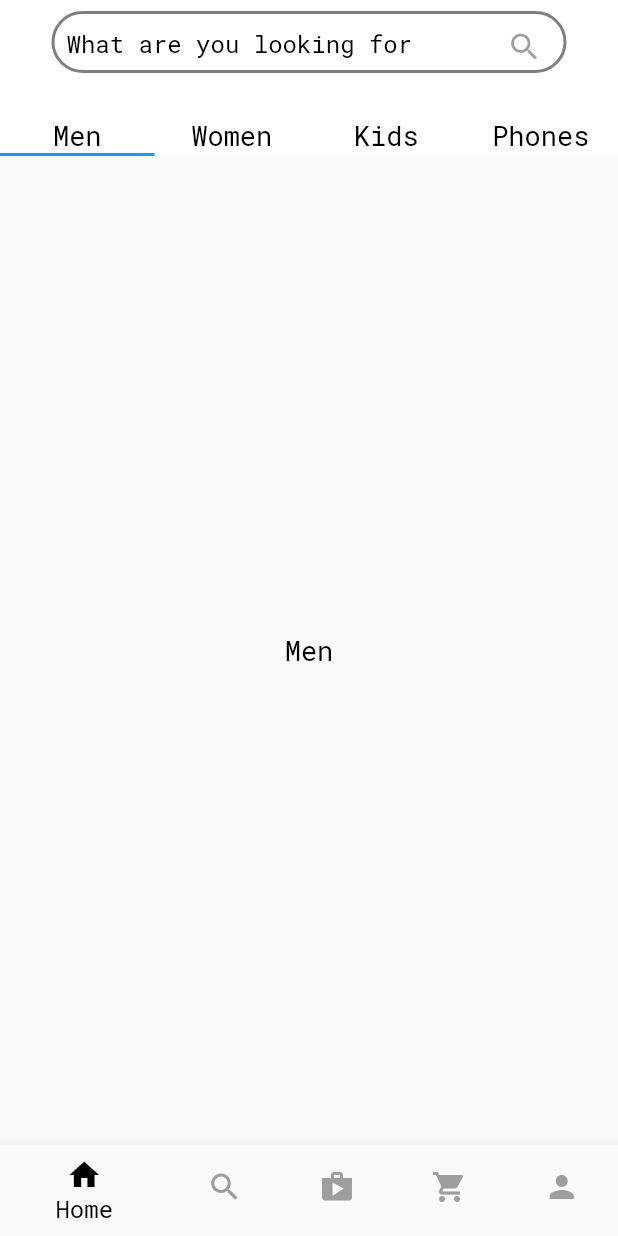
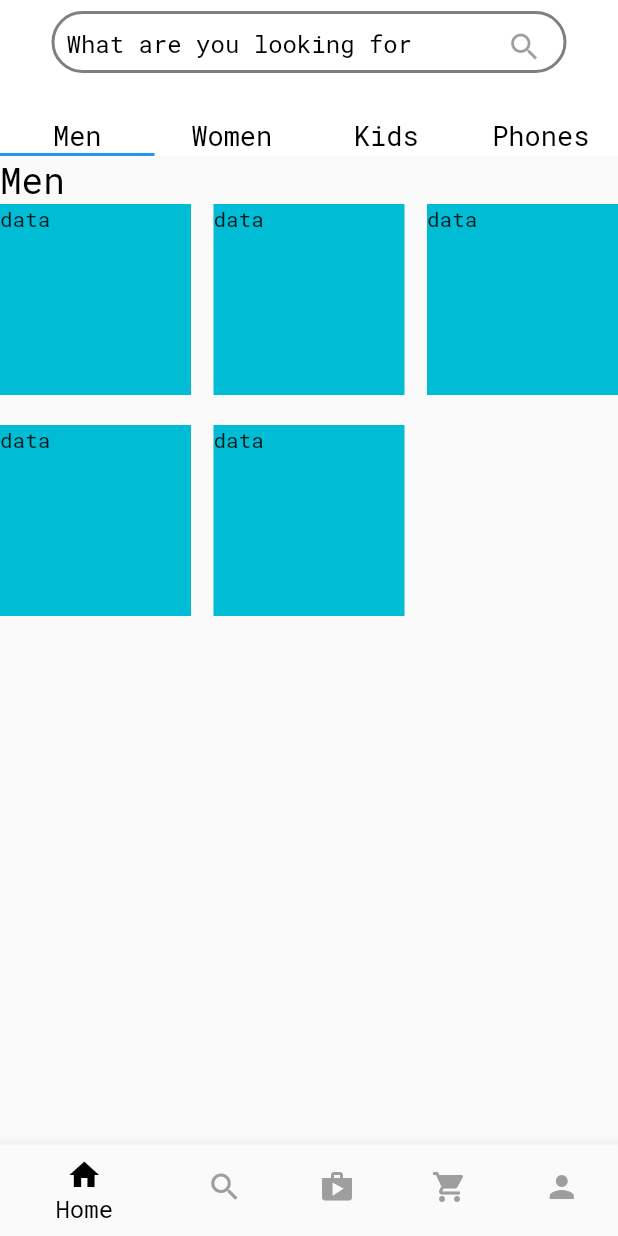
Before and after one commit to Zaeem104158/multi_vendor_firebase_project, a Flutter app: the CustomerBottomWidgetScreen screen opened directly, on a phone screen of 412 x 824 dp. Run offline on Flutter 3.47's test engine with Material 2 defaults, Android fonts, the phone set to English and light mode, and no system bars; our stand-ins replace cloud_firestore, connectivity_plus, firebase_auth, firebase_core, firebase_storage, flutter_easyloading and 2 more; accounts and stored records are empty.

Commit message:
Code directory rename and change location

```diff
--- a/lib/controllers/products_upload_controller.dart
+++ b/lib/controllers/products_upload_controller.dart
@@ -93,7 +93,7 @@ class SellerProductsUploadController {
         productCollectionFieldProductInStock: productQuantity,
         productCollectionFieldProductImageFile: productImageFileList,
         productCollectionFieldProductDiscount: productDiscount,
-      }).whenComplete(() => null);
+      });
 
       dismissLoading();
     } else {
@@ -102,8 +102,8 @@ class SellerProductsUploadController {
   }
 
   bool isValidateUpload() {
-    if (mainCategoryValue != '' &&
-        subCategoryValue != '' &&
+    if (mainCategoryValue != 'MainCategory' &&
+        subCategoryValue != 'SubCategory' &&
         multipleImagesList!.isNotEmpty &&
         productNameController.text != '' &&
         productQuantityController.text != '' &&
--- a/lib/views/auth/customer/login_customer_account_screen.dart
+++ b/lib/views/auth/customer/login_customer_account_screen.dart
@@ -11,7 +11,7 @@ import 'package:firebase_multi_vendor_project/utilits/navigation_routs.dart';
 import 'package:firebase_multi_vendor_project/utilits/style.dart';
 import 'package:firebase_multi_vendor_project/views/auth/customer/signup_customer_screen.dart';
 import 'package:firebase_multi_vendor_project/views/auth/seller/signup_seller_account.dart';
-import 'package:firebase_multi_vendor_project/views/home/customer_bottom_widget_screen.dart';
+import 'package:firebase_multi_vendor_project/views/home/bottom_widgets/customer_bottom_widget_screen.dart';
 import 'package:flutter/material.dart';
 
 class CustomerLoginScreen extends StatefulWidget {
--- a/lib/views/auth/seller/login_seller_account.dart
+++ b/lib/views/auth/seller/login_seller_account.dart
@@ -12,7 +12,7 @@ import 'package:firebase_multi_vendor_project/utilits/style.dart';
 import 'package:firebase_multi_vendor_project/views/auth/customer/login_customer_account_screen.dart';
 import 'package:firebase_multi_vendor_project/views/auth/customer/signup_customer_screen.dart';
 import 'package:firebase_multi_vendor_project/views/auth/seller/signup_seller_account.dart';
-import 'package:firebase_multi_vendor_project/views/sellerdashboard/seller_bottom_widget_screen.dart.dart';
+import 'package:firebase_multi_vendor_project/views/home/bottom_widgets/seller_bottom_widget_screen.dart.dart';
 import 'package:flutter/material.dart';
 
 class SellerLoginScreen extends StatefulWidget {
--- a/lib/views/auth/seller/signup_seller_account.dart
+++ b/lib/views/auth/seller/signup_seller_account.dart
@@ -1,5 +1,4 @@
 import 'dart:async';
-import 'dart:developer';
 import 'dart:io';
 import 'package:firebase_multi_vendor_project/components/icon_button_component.dart';
 import 'package:firebase_multi_vendor_project/components/password_form_field_component.dart';
--- a/lib/views/sellerdashboard/seller_bottom_widget_screen.dart.dart
+++ b/lib/views/home/bottom_widgets/customer_bottom_widget_screen.dart
@@ -1,30 +1,31 @@
 import 'package:firebase_multi_vendor_project/controllers/auth_controller.dart';
 import 'package:firebase_multi_vendor_project/utilits/common_constants.dart';
 import 'package:firebase_multi_vendor_project/utilits/style.dart';
+import 'package:firebase_multi_vendor_project/views/cart/cart_screen.dart';
 import 'package:firebase_multi_vendor_project/views/category/category_screen.dart';
-import 'package:firebase_multi_vendor_project/views/sellerdashboard/seller_dashboard_screen.dart';
-import 'package:firebase_multi_vendor_project/views/home/customer_home_screen.dart';
-import 'package:firebase_multi_vendor_project/views/sellerdashboard/upload/seller_upload_products_screen.dart';
+import 'package:firebase_multi_vendor_project/views/home/home_screen.dart';
+import 'package:firebase_multi_vendor_project/views/profie/customer_profile_screen.dart';
 import 'package:firebase_multi_vendor_project/views/shop/customer_shop_screen.dart';
 import 'package:flutter/material.dart';
 
-class SellerBottomWidgetScreen extends StatefulWidget {
-  SellerBottomWidgetScreen({super.key});
+class CustomerBottomWidgetScreen extends StatefulWidget {
+  CustomerBottomWidgetScreen({super.key});
 
   @override
-  State<SellerBottomWidgetScreen> createState() =>
-      _SellerBottomWidgetScreenState();
+  State<CustomerBottomWidgetScreen> createState() =>
+      _CustomerBottomWidgetScreenState();
 }
 
-class _SellerBottomWidgetScreenState extends State<SellerBottomWidgetScreen> {
+class _CustomerBottomWidgetScreenState
+    extends State<CustomerBottomWidgetScreen> {
   final AuthController authController = AuthController();
   int selectedIndex = 0;
   final List<Widget> screens = [
-    CustomerHomeScreen(),
+    HomeScreen(),
     CategoryScreen(),
     CustomerShopScreen(),
-    SellerDashBoardScreen(),
-    SellerUploadProductsScreen()
+    CartScreen(),
+    CustomerProfileScreen()
   ];
   @override
   Widget build(BuildContext context) {
@@ -59,14 +60,14 @@ class _SellerBottomWidgetScreenState extends State<SellerBottomWidgetScreen> {
                 label: bottomShop),
             BottomNavigationBarItem(
                 icon: Icon(
-                  Icons.dashboard,
+                  Icons.shopping_cart,
                 ),
-                label: bottomDashBoard),
+                label: bottomCart),
             BottomNavigationBarItem(
                 icon: Icon(
-                  Icons.upload_file,
+                  Icons.person,
                 ),
-                label: bottomUpload)
+                label: bottomProfile)
           ]),
       body: screens[selectedIndex],
     );
--- a/lib/views/home/customer_bottom_widget_screen.dart
+++ b/lib/views/home/bottom_widgets/seller_bottom_widget_screen.dart.dart
@@ -1,31 +1,30 @@
 import 'package:firebase_multi_vendor_project/controllers/auth_controller.dart';
+import 'package:firebase_multi_vendor_project/views/upload_product/products_upload_screen.dart';
 import 'package:firebase_multi_vendor_project/utilits/common_constants.dart';
 import 'package:firebase_multi_vendor_project/utilits/style.dart';
-import 'package:firebase_multi_vendor_project/views/cart/cart_screen.dart';
 import 'package:firebase_multi_vendor_project/views/category/category_screen.dart';
-import 'package:firebase_multi_vendor_project/views/home/customer_home_screen.dart';
-import 'package:firebase_multi_vendor_project/views/profie/customer_profile_screen.dart';
+import 'package:firebase_multi_vendor_project/views/dashboard/seller_dashboard_screen.dart';
+import 'package:firebase_multi_vendor_project/views/home/home_screen.dart';
 import 'package:firebase_multi_vendor_project/views/shop/customer_shop_screen.dart';
 import 'package:flutter/material.dart';
 
-class CustomerBottomWidgetScreen extends StatefulWidget {
-  CustomerBottomWidgetScreen({super.key});
+class SellerBottomWidgetScreen extends StatefulWidget {
+  SellerBottomWidgetScreen({super.key});
 
   @override
-  State<CustomerBottomWidgetScreen> createState() =>
-      _CustomerBottomWidgetScreenState();
+  State<SellerBottomWidgetScreen> createState() =>
+      _SellerBottomWidgetScreenState();
 }
 
-class _CustomerBottomWidgetScreenState
-    extends State<CustomerBottomWidgetScreen> {
+class _SellerBottomWidgetScreenState extends State<SellerBottomWidgetScreen> {
   final AuthController authController = AuthController();
   int selectedIndex = 0;
   final List<Widget> screens = [
-    CustomerHomeScreen(),
+    HomeScreen(),
     CategoryScreen(),
     CustomerShopScreen(),
-    CartScreen(),
-    CustomerProfileScreen()
+    SellerDashBoardScreen(),
+    ProductUploadScreen()
   ];
   @override
   Widget build(BuildContext context) {
@@ -60,14 +59,14 @@ class _CustomerBottomWidgetScreenState
                 label: bottomShop),
             BottomNavigationBarItem(
                 icon: Icon(
-                  Icons.shopping_cart,
+                  Icons.dashboard,
                 ),
-                label: bottomCart),
+                label: bottomDashBoard),
             BottomNavigationBarItem(
                 icon: Icon(
-                  Icons.person,
+                  Icons.upload_file,
                 ),
-                label: bottomProfile)
+                label: bottomUpload)
           ]),
       body: screens[selectedIndex],
     );
--- /dev/null
+++ b/lib/views/home/gallery_widgets/men_gallery_widget.dart
@@ -0,0 +1,40 @@
+import 'package:firebase_multi_vendor_project/components/design_component.dart';
+import 'package:firebase_multi_vendor_project/components/text_component.dart';
+import 'package:firebase_multi_vendor_project/utilits/style.dart';
+import 'package:flutter/material.dart';
+
+class MenGalleryWidget extends StatelessWidget {
+  const MenGalleryWidget({super.key});
+
+  @override
+  Widget build(BuildContext context) {
+    return Column(
+      mainAxisAlignment: MainAxisAlignment.start,
+      crossAxisAlignment: CrossAxisAlignment.start,
+      children: [
+        CustomTextComponet(
+          textTitle: "Men",
+          isCenterText: false,
+          fontSize: appBarTitleTextSize,
+          isClickAble: false,
+          textPadding: EdgeInsets.zero,
+        ),
+        SizedBox(
+          height: customHeightWidth(context, height: true) * 0.68,
+          child: GridView.count(
+            crossAxisCount: 3,
+            crossAxisSpacing: 15,
+            mainAxisSpacing: 20,
+            children: List.generate(
+                5,
+                (index) => Container(
+                      color: cyanColor,
+                      child: Text("data"),
+                    )),
+          ),
+        ),
+      ],
+    );
+  }
+}
+//Category Screen Folder last er 1 ta video baki ase.
--- a/lib/views/home/customer_home_screen.dart
+++ b/lib/views/home/home_screen.dart
@@ -3,11 +3,15 @@ import 'package:firebase_multi_vendor_project/components/icon_button_component.d
 import 'package:firebase_multi_vendor_project/components/text_component.dart';
 import 'package:firebase_multi_vendor_project/utilits/navigation_routs.dart';
 import 'package:firebase_multi_vendor_project/utilits/style.dart';
+import 'package:firebase_multi_vendor_project/views/home/gallery_widgets/kids_gallery_widget.dart';
+import 'package:firebase_multi_vendor_project/views/home/gallery_widgets/men_gallery_widget.dart';
+import 'package:firebase_multi_vendor_project/views/home/gallery_widgets/phone_gallery_widget.dart';
+import 'package:firebase_multi_vendor_project/views/home/gallery_widgets/women_gallery_widget.dart';
 import 'package:firebase_multi_vendor_project/views/search/customer_search_screen.dart';
 import 'package:flutter/material.dart';
 
-class CustomerHomeScreen extends StatelessWidget {
-  const CustomerHomeScreen({super.key});
+class HomeScreen extends StatelessWidget {
+  const HomeScreen({super.key});
 
   @override
   Widget build(BuildContext context) {
@@ -72,26 +76,10 @@ class CustomerHomeScreen extends StatelessWidget {
           ),
         ),
         body: TabBarView(children: [
-          CustomTextComponet(
-            textTitle: "Men",
-            isClickAble: false,
-            isCenterText: true,
-          ),
-          CustomTextComponet(
-            textTitle: "Women",
-            isClickAble: false,
-            isCenterText: true,
-          ),
-          CustomTextComponet(
-            textTitle: "Kids",
-            isClickAble: false,
-            isCenterText: true,
-          ),
-          CustomTextComponet(
-            textTitle: "Phones",
-            isClickAble: false,
-            isCenterText: true,
-          ),
+          MenGalleryWidget(),
+          WomenGalleryWidget(),
+          KidsGalleryWidget(),
+          PhoneGalleryWidget()
         ]),
       ),
     );
```
Also changed, not shown: lib/utilits/common_constants.dart (+2 -6 lines), lib/views/home/gallery_widgets/kids_gallery_widget.dart (added, +40 -0 lines), lib/views/home/gallery_widgets/phone_gallery_widget.dart (added, +40 -0 lines), lib/views/home/gallery_widgets/women_gallery_widget.dart (added, +40 -0 lines), lib/views/upload_product/products_upload_screen.dart (renamed from lib/views/sellerdashboard/upload/seller_upload_products_screen.dart, +51 -19 lines), lib/views/category/category_list/category_list.dart (renamed from lib/views/sellerdashboard/upload/seller_category_list.dart), lib/views/dashboard/seller_dashboard_screen.dart (renamed from lib/views/sellerdashboard/seller_dashboard_screen.dart).
